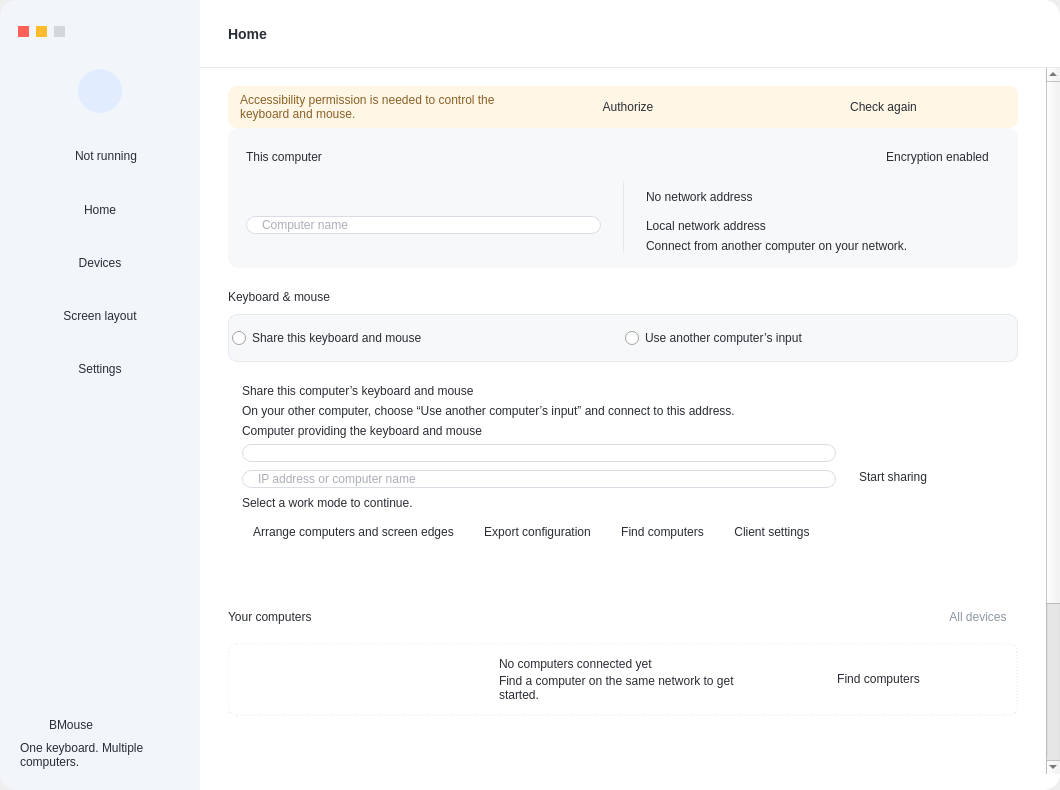
Above: src/lib/gui/MainWindow.ui from yinwuhui/deskflow before the change. Below: the same form after it.
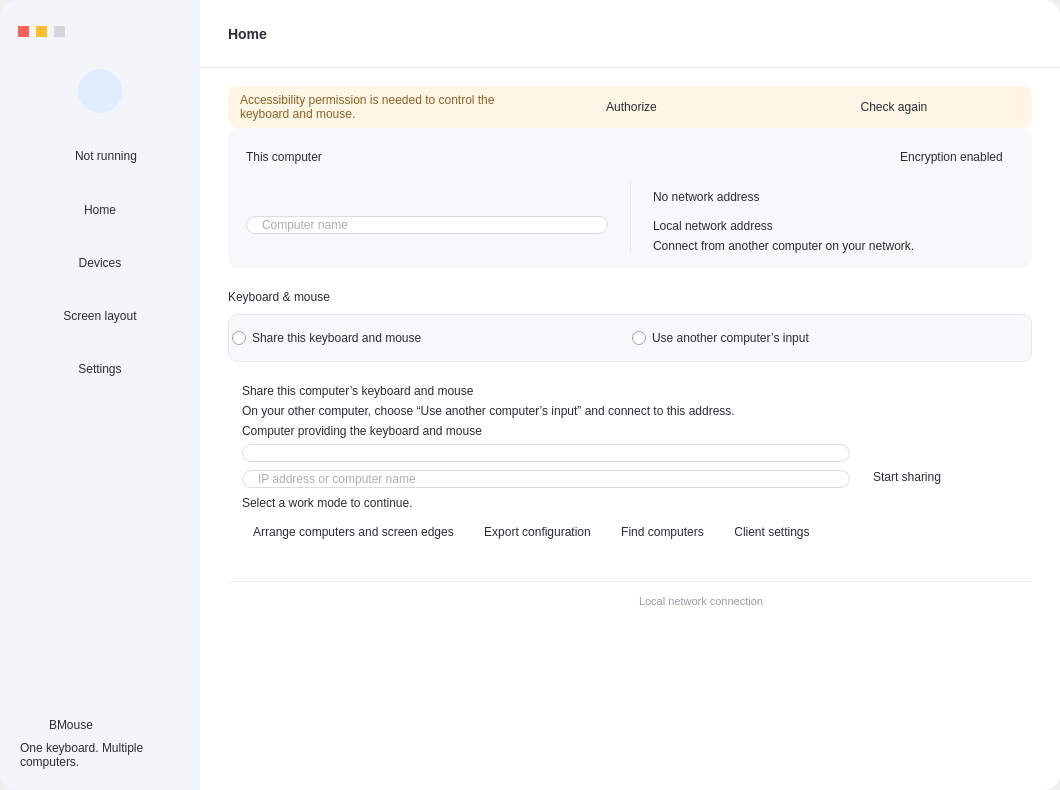
That is the form after the change. Custom widgets are drawn as their Qt base class.

Commit message: feat: refine home layout and Bluetooth device discovery

Diff of the .ui file:
```diff
--- a/src/lib/gui/MainWindow.ui
+++ b/src/lib/gui/MainWindow.ui
@@ -1454,225 +1454,6 @@
              </layout>
             </widget>
            </item>
-           <item>
-            <spacer name="modeLinksSpace">
-             <property name="orientation">
-              <enum>Qt::Orientation::Vertical</enum>
-             </property>
-             <property name="sizeType">
-              <enum>QSizePolicy::Policy::Fixed</enum>
-             </property>
-             <property name="sizeHint" stdset="0">
-              <size>
-               <width>0</width>
-               <height>20</height>
-              </size>
-             </property>
-            </spacer>
-           </item>
-           <item>
-            <widget class="QWidget" name="devicesHeader">
-             <layout class="QHBoxLayout" name="devicesHeaderLayout">
-              <property name="leftMargin">
-               <number>0</number>
-              </property>
-              <property name="topMargin">
-               <number>0</number>
-              </property>
-              <property name="rightMargin">
-               <number>0</number>
-              </property>
-              <property name="bottomMargin">
-               <number>0</number>
-              </property>
-              <property name="spacing">
-               <number>0</number>
-              </property>
-              <item>
-               <widget class="QLabel" name="lblDevicesHeading">
-                <property name="text">
-                 <string>Your computers</string>
-                </property>
-                <property name="textFormat">
-                 <enum>Qt::TextFormat::PlainText</enum>
-                </property>
-                <property name="role" stdset="0">
-                 <string notr="true">heading</string>
-                </property>
-               </widget>
-              </item>
-              <item>
-               <spacer name="devicesHeadingStretch">
-                <property name="orientation">
-                 <enum>Qt::Orientation::Horizontal</enum>
-                </property>
-                <property name="sizeHint" stdset="0">
-                 <size>
-                  <width>20</width>
-                  <height>20</height>
-                 </size>
-                </property>
-               </spacer>
-              </item>
-              <item>
-               <widget class="QPushButton" name="btnManageDevices">
-                <property name="text">
-                 <string>All devices</string>
-                </property>
-                <property name="autoDefault">
-                 <bool>false</bool>
-                </property>
-                <property name="role" stdset="0">
-                 <string notr="true">link</string>
-                </property>
-               </widget>
-              </item>
-             </layout>
-            </widget>
-           </item>
-           <item>
-            <spacer name="devicesHeaderSpace">
-             <property name="orientation">
-              <enum>Qt::Orientation::Vertical</enum>
-             </property>
-             <property name="sizeType">
-              <enum>QSizePolicy::Policy::Fixed</enum>
-             </property>
-             <property name="sizeHint" stdset="0">
-              <size>
-               <width>0</width>
-               <height>10</height>
-              </size>
-             </property>
-            </spacer>
-           </item>
-           <item>
-            <widget class="QWidget" name="homeEmptyState">
-             <layout class="QHBoxLayout" name="homeEmptyLayout">
-              <property name="spacing">
-               <number>8</number>
-              </property>
-              <property name="leftMargin">
-               <number>16</number>
-              </property>
-              <property name="topMargin">
-               <number>14</number>
-              </property>
-              <property name="rightMargin">
-               <number>16</number>
-              </property>
-              <property name="bottomMargin">
-               <number>14</number>
-              </property>
-              <item>
-               <widget class="QLabel" name="lblEmptyIcon" />
-              </item>
-              <item>
-               <layout class="QVBoxLayout" name="homeEmptyCopyLayout">
-                <property name="leftMargin">
-                 <number>0</number>
-                </property>
-                <property name="topMargin">
-                 <number>0</number>
-                </property>
-                <property name="rightMargin">
-                 <number>0</number>
-                </property>
-                <property name="bottomMargin">
-                 <number>0</number>
-                </property>
-                <property name="spacing">
-                 <number>3</number>
-                </property>
-                <item>
-                 <widget class="QLabel" name="lblEmptyTitle">
-                  <property name="role" stdset="0">
-                   <string notr="true">subheading</string>
-                  </property>
-                  <property name="text">
-                   <string>No computers connected yet</string>
-                  </property>
-                  <property name="wordWrap">
-                   <bool>true</bool>
-                  </property>
-                 </widget>
-                </item>
-                <item>
-                 <widget class="QLabel" name="lblEmptyHint">
-                  <property name="role" stdset="0">
-                   <string notr="true">muted</string>
-                  </property>
-                  <property name="text">
-                   <string>Find a computer on the same network to get started.</string>
-                  </property>
-                  <property name="wordWrap">
-                   <bool>true</bool>
-                  </property>
-                 </widget>
-                </item>
-               </layout>
-              </item>
-              <item>
-               <widget class="QPushButton" name="btnEmptyAction">
-                <property name="role" stdset="0">
-                 <string notr="true">secondary</string>
-                </property>
-                <property name="text">
-                 <string>Find computers</string>
-                </property>
-               </widget>
-              </item>
-             </layout>
-            </widget>
-           </item>
-           <item>
-            <widget class="HomeDeviceList" name="deviceList">
-             <property name="selectionMode">
-              <enum>QAbstractItemView::SelectionMode::NoSelection</enum>
-             </property>
-             <property name="focusPolicy">
-              <enum>Qt::FocusPolicy::StrongFocus</enum>
-             </property>
-             <property name="horizontalScrollBarPolicy">
-              <enum>Qt::ScrollBarPolicy::ScrollBarAlwaysOff</enum>
-             </property>
-            </widget>
-           </item>
-           <item>
-            <widget class="QLabel" name="lblDeviceHint">
-             <property name="text">
-              <string>Only an established connection confirms that a computer is connected.</string>
-             </property>
-             <property name="textFormat">
-              <enum>Qt::TextFormat::PlainText</enum>
-             </property>
-             <property name="role" stdset="0">
-              <string notr="true">muted</string>
-             </property>
-             <property name="wordWrap">
-              <bool>true</bool>
-             </property>
-             <property name="visible">
-              <bool>false</bool>
-             </property>
-            </widget>
-           </item>
-           <item>
-            <spacer name="footerSpace">
-             <property name="orientation">
-              <enum>Qt::Orientation::Vertical</enum>
-             </property>
-             <property name="sizeType">
-              <enum>QSizePolicy::Policy::Fixed</enum>
-             </property>
-             <property name="sizeHint" stdset="0">
-              <size>
-               <width>0</width>
-               <height>20</height>
-              </size>
-             </property>
-            </spacer>
-           </item>
            <item>
             <widget class="QWidget" name="homeFooter">
              <layout class="QHBoxLayout" name="homeFooterLayout">
@@ -1839,11 +1620,6 @@
  <resources />
  <connections />
  <customwidgets>
-  <customwidget>
-   <class>HomeDeviceList</class>
-   <extends>QListWidget</extends>
-   <header>gui/widgets/HomeDeviceList.h</header>
-  </customwidget>
   <customwidget>
    <class>HomeModeButton</class>
    <extends>QRadioButton</extends>
```
The commit also changes 21 other files.
